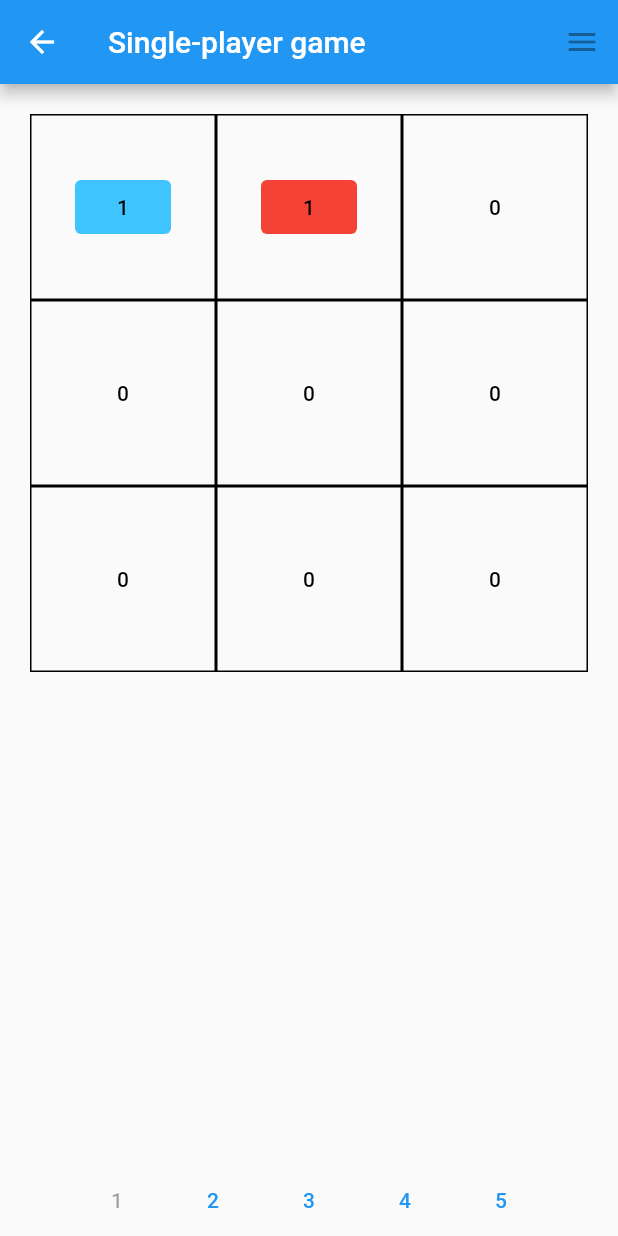
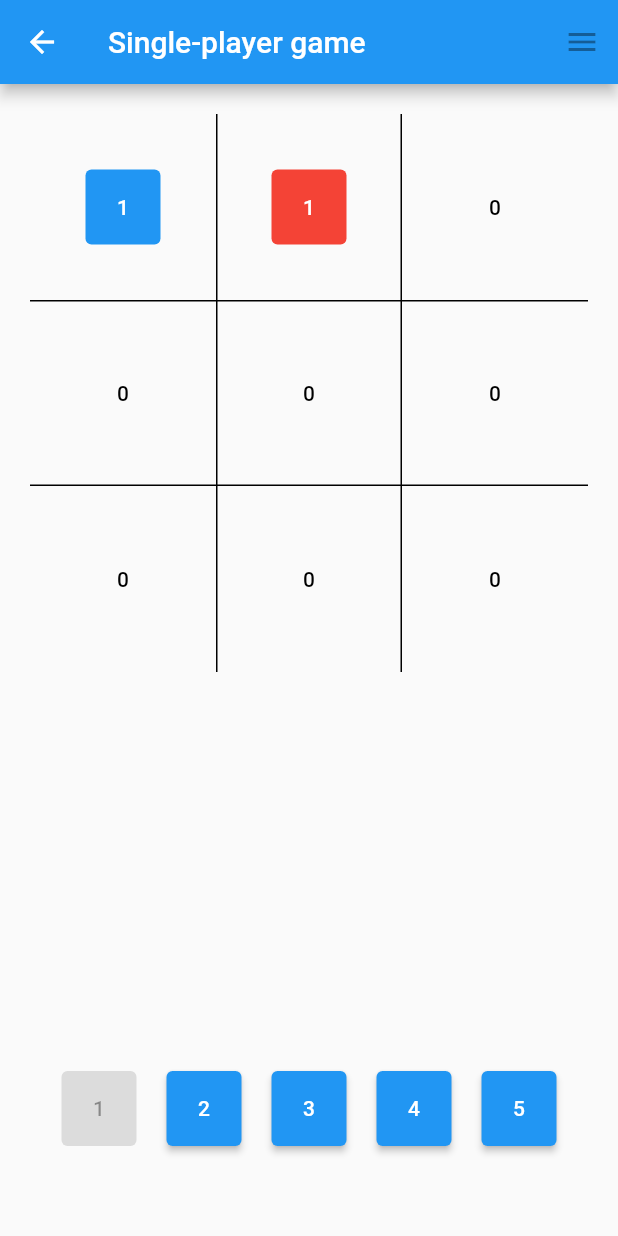
Before and after one commit to emberal/tic_tac_toe_upgraded, a Flutter app: the GamePage screen opened by its route, after a tap on an icon or button, on a phone screen of 412 x 824 dp. Run offline on Flutter 3.47's test engine with Material 2 defaults, Android fonts, the phone set to English and light mode, and no system bars; our stand-ins replace settings_ui, shared_preferences; accounts and stored records are empty.

Commit message:
Moved board and buttons to their own widgets, improved ui / ux

```diff
--- a/lib/game/game.dart
+++ b/lib/game/game.dart
@@ -2,8 +2,10 @@ import 'package:flutter/material.dart';
 import 'package:shared_preferences/shared_preferences.dart';
 import 'package:tic_tac_toe_upgraded/objects/player_red.dart';
 import 'package:tic_tac_toe_upgraded/widgets/complete_alert.dart';
+import 'package:tic_tac_toe_upgraded/widgets/select_buttons.dart';
 
 import '../enums/player_enum.dart';
+import '../widgets/board.dart';
 import '../widgets/layout.dart';
 import '../objects/game_button.dart';
 
@@ -15,7 +17,7 @@ class GamePage extends StatefulWidget {
 }
 
 class _GamePageState extends State<GamePage> {
-  final _board = [];
+  final List<GameButton> _board = [];
   final _time = Stopwatch(); // Used to time the matches
   final _values = [
     // TODO change to regular List<bool>
@@ -42,7 +44,6 @@ class _GamePageState extends State<GamePage> {
     if (index != -1 &&
         p != _board[index].player &&
         _board[index].value < value) {
-
       setState(() {
         _board[index].value = value;
         _board[index].player = p;
@@ -92,7 +93,9 @@ class _GamePageState extends State<GamePage> {
 
   /// Sets the next number to be used on the board
   void setActiveNumber(int value) {
-    _activeNumber = value;
+    setState(() {
+      _activeNumber = value;
+    });
   }
 
   /// Checks if a player has three in a row, or both players have used all moves
@@ -181,56 +184,20 @@ class _GamePageState extends State<GamePage> {
             child: Container(
               margin: const EdgeInsets.all(20),
               child: Center(
-                child: GridView.count(
-                  crossAxisCount: 3,
-                  children: _board
-                      .map(
-                        (element) => Container(
-                          decoration: BoxDecoration(
-                            border: Border.all(),
-                          ),
-                          child: Center(
-                            child: TextButton(
-                              style: TextButton.styleFrom(
-                                backgroundColor:
-                                    (element as GameButton).player.color,
-                              ),
-                              child: Text(
-                                "${element.value}",
-                                style: const TextStyle(color: Colors.black),
-                              ),
-                              onPressed: () => _activeNumber == -1
-                                  ? null
-                                  : {
-                                      handlePress(element.index, _activeNumber,
-                                          Player.blue),
-                                      // PlayerRed does it's next move
-                                    },
-                            ),
-                          ),
-                        ),
-                      )
-                      .toList(),
+                child: Board(
+                  board: _board,
+                  pressHandler: handlePress,
+                  activeNumber: _activeNumber,
                 ),
               ),
             ),
           ),
-          Row(
-            // selectable values
-            mainAxisAlignment: MainAxisAlignment.center,
-            children: [
-              ..._values
-                  .map(
-                    (value) => TextButton(
-                      // If a value has been used already, do nothing
-                      onPressed: value["used"] as bool
-                          ? null
-                          : () => setActiveNumber(value["value"] as int),
-                      child: Text("${value["value"]}"),
-                    ),
-                  )
-                  .toList()
-            ],
+          Container(
+            margin: const EdgeInsets.symmetric(vertical: 50),
+            child: SelectButtons(
+              values: _values,
+              setActiveNumber: setActiveNumber,
+            ),
           ),
         ],
       ),
--- /dev/null
+++ b/lib/game/local_multiplayer_game.dart
@@ -0,0 +1,15 @@
+import 'package:flutter/material.dart';
+
+class LocalMultiplayerGame extends StatefulWidget {
+  const LocalMultiplayerGame({Key? key}) : super(key: key);
+
+  @override
+  State<LocalMultiplayerGame> createState() => _LocalMultiplayerGameState();
+}
+
+class _LocalMultiplayerGameState extends State<LocalMultiplayerGame> {
+  @override
+  Widget build(BuildContext context) {
+    return Container();
+  }
+}
--- /dev/null
+++ b/lib/game/single_player_game.dart
@@ -0,0 +1,15 @@
+import 'package:flutter/material.dart';
+
+class SinglePlayerGame extends StatefulWidget {
+  const SinglePlayerGame({Key? key}) : super(key: key);
+
+  @override
+  State<SinglePlayerGame> createState() => _SinglePlayerGameState();
+}
+
+class _SinglePlayerGameState extends State<SinglePlayerGame> {
+  @override
+  Widget build(BuildContext context) {
+    return Container();
+  }
+}
--- a/lib/main.dart
+++ b/lib/main.dart
@@ -21,9 +21,9 @@ class MyApp extends StatelessWidget {
       theme: ThemeData(
         primarySwatch: Colors.blue, // Primary app colour
       ),
-      darkTheme: ThemeData(
-        // TODO
-      ),
+      // darkTheme: ThemeData(
+      // TODO
+      // ),
       initialRoute: "/",
       routes: {
         "/": (context) => const MyHomePage(),
--- a/lib/objects/player_red.dart
+++ b/lib/objects/player_red.dart
@@ -1,3 +1,5 @@
+import 'package:tic_tac_toe_upgraded/objects/game_button.dart';
+
 import '../enums/player_enum.dart';
 
 class PlayerRed {
@@ -8,7 +10,7 @@ class PlayerRed {
     _used = List.filled(5, false);
   }
 
-  void nextMove(List<dynamic> board) {
+  void nextMove(List<GameButton> board) {
     // TODO improve """AI"""
     int useValue = 0, index = -1;
 
--- /dev/null
+++ b/lib/widgets/board.dart
@@ -0,0 +1,65 @@
+import 'package:flutter/material.dart';
+
+import '../enums/player_enum.dart';
+import '../objects/game_button.dart';
+
+class Board extends StatelessWidget {
+  const Board(
+      {super.key,
+      this.board,
+      this.size = 3,
+      this.pressHandler,
+      this.activeNumber = -1});
+
+  final List<GameButton>? board;
+  final int size;
+  final Function? pressHandler;
+  final int activeNumber;
+
+  @override
+  Widget build(BuildContext context) {
+    return GridView.count(
+      crossAxisCount: size,
+      children: board!
+          .map(
+            (element) => Container(
+              decoration: BoxDecoration(
+                border: Border.symmetric(
+                    vertical: element.index % 3 == 1
+                        ? const BorderSide()
+                        : BorderSide.none,
+                    horizontal: element.index >= 3 && element.index <= 5
+                        ? const BorderSide()
+                        : BorderSide.none),
+              ),
+              child: Center(
+                child: TextButton(
+                  style: TextButton.styleFrom(
+                    backgroundColor: element.player != Player.blue
+                        ? element.player.color
+                        : Theme.of(context).primaryColor,
+                    minimumSize: const Size(50, 50),
+                    maximumSize: const Size(64, 64),
+                  ),
+                  child: Text(
+                    "${element.value}",
+                    style: TextStyle(
+                        // TODO better dynamic background colour
+                        color: element.player != Player.none
+                            ? Colors.white
+                            : Colors.black),
+                  ),
+                  onPressed: () => activeNumber == -1
+                      ? null
+                      : {
+                          pressHandler!(
+                              element.index, activeNumber, Player.blue),
+                        },
+                ),
+              ),
+            ),
+          )
+          .toList(),
+    );
+  }
+}
--- /dev/null
+++ b/lib/widgets/select_buttons.dart
@@ -0,0 +1,40 @@
+import 'package:flutter/material.dart';
+
+class SelectButtons extends StatefulWidget {
+  const SelectButtons({super.key, this.values, this.setActiveNumber});
+
+  final List<Map<String, Object>>? values;
+  final Function? setActiveNumber;
+
+  @override
+  State<SelectButtons> createState() => _SelectButtonsState();
+}
+
+class _SelectButtonsState extends State<SelectButtons> {
+  @override
+  Widget build(BuildContext context) {
+    return Row(
+      mainAxisAlignment: MainAxisAlignment.center,
+      children: [
+        ...widget.values!
+            .map(
+              (value) => Container(
+                margin: const EdgeInsets.all(10),
+                child: ElevatedButton(
+                  style: ElevatedButton.styleFrom(
+                    minimumSize: const Size(50, 50),
+                    maximumSize: const Size(64, 64),
+                  ),
+                  // If a value has been used already, do nothing
+                  onPressed: value["used"] as bool
+                      ? null
+                      : () => widget.setActiveNumber!(value["value"] as int),
+                  child: Text("${value["value"]}"),
+                ),
+              ),
+            )
+            .toList()
+      ],
+    );
+  }
+}
```
Also changed, not shown: lib/game/multiplayer_game.dart (added).
